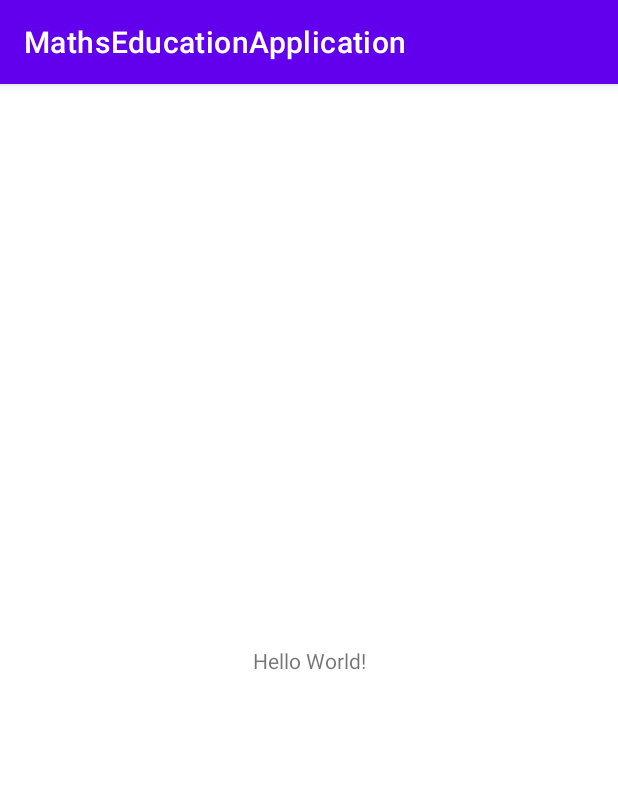
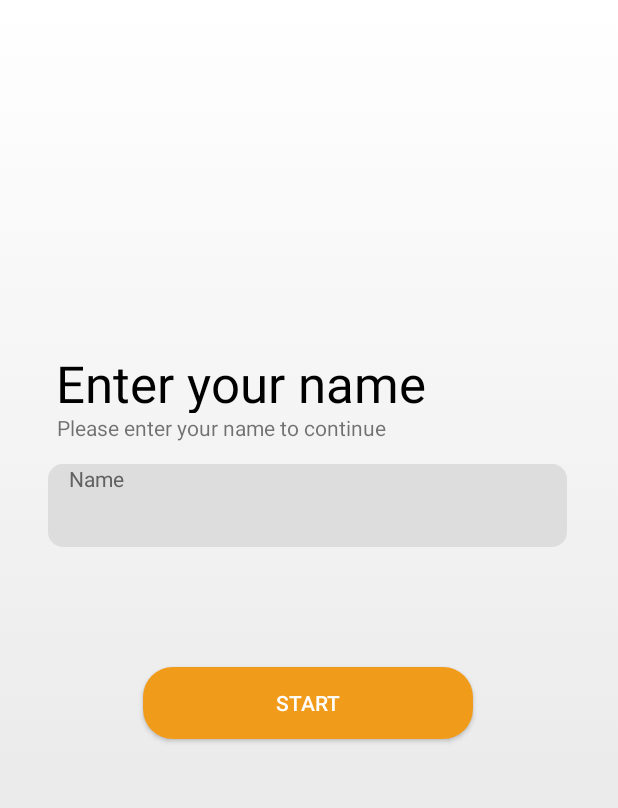
Before and after one commit to MaxMJH/MathsEducationApplication, an Android app: the screen it shows after launch (MainActivity), on a phone screen of 412 x 824 dp. Shown: the top 808 px of the screen. Run offline under Robolectric (Android 15) with nearby library versions, the phone set to English and light mode, and no system bars.

Commit message:
Added content to the first main activity in which the user enters their name. In order to have some asapect of validation, it is required that the user enters a name without any punctuation. The next activity will be the dashboard in which the user will be able to view their progress as well as take a test.

```diff
--- /dev/null
+++ b/app/src/main/java/com/mjh/mathseducationapplication/model/Answer.kt
@@ -0,0 +1,4 @@
+package com.mjh.mathseducationapplication.model
+
+data class Answer(val answerID: Int, val answer: String) {
+}
--- /dev/null
+++ b/app/src/main/java/com/mjh/mathseducationapplication/model/Question.kt
@@ -0,0 +1,4 @@
+package com.mjh.mathseducationapplication.model
+
+data class Question(val questionID: Int, val questionTitle: String, val questionAnswer: String) {
+}
--- /dev/null
+++ b/app/src/main/java/com/mjh/mathseducationapplication/model/Result.kt
@@ -0,0 +1,4 @@
+package com.mjh.mathseducationapplication.model
+
+data class Result(val resultID: Int, val studentID: Int, val testResult: Long) {
+}
--- /dev/null
+++ b/app/src/main/java/com/mjh/mathseducationapplication/model/Student.kt
@@ -0,0 +1,4 @@
+package com.mjh.mathseducationapplication.model
+
+data class Student(val studentID: Int, val studentName: String) {
+}
--- /dev/null
+++ b/app/src/main/java/com/mjh/mathseducationapplication/model/util/DatabaseHelper.kt
@@ -0,0 +1,9 @@
+package com.mjh.mathseducationapplication.model.util
+
+import android.content.Context
+import android.database.sqlite.SQLiteOpenHelper
+
+abstract class DatabaseHelper(context: Context, dbName: String, version: Int): SQLiteOpenHelper(context, dbName, null, version) {
+    /*---- Fields ----*/
+    abstract val tableName: String
+}
--- /dev/null
+++ b/app/src/main/res/drawable/button_start.xml
@@ -0,0 +1,9 @@
+<?xml version="1.0" encoding="utf-8"?>
+<shape xmlns:android="http://schemas.android.com/apk/res/android">
+    <solid android:color="#F19B1A" />
+    <corners
+        android:bottomRightRadius="20dp"
+        android:bottomLeftRadius="20dp"
+        android:topLeftRadius="20dp"
+        android:topRightRadius="20dp" />
+</shape>
--- /dev/null
+++ b/app/src/main/res/drawable/edit_text.xml
@@ -0,0 +1,9 @@
+<?xml version="1.0" encoding="utf-8"?>
+<shape xmlns:android="http://schemas.android.com/apk/res/android">
+    <solid android:color="#DDDDDD" />
+    <corners
+        android:bottomRightRadius="10dp"
+        android:bottomLeftRadius="10dp"
+        android:topLeftRadius="10dp"
+        android:topRightRadius="10dp" />
+</shape>
--- /dev/null
+++ b/app/src/main/res/drawable/gradient_background.xml
@@ -0,0 +1,12 @@
+<?xml version="1.0" encoding="utf-8"?>
+<selector xmlns:android="http://schemas.android.com/apk/res/android">
+    <item>
+        <shape>
+            <gradient
+                android:angle="270"
+                android:startColor="#FFFFFF"
+                android:endColor="#DFDFDF"
+                android:type="linear"/>
+        </shape>
+    </item>
+</selector>
--- a/app/src/main/res/layout/activity_main.xml
+++ b/app/src/main/res/layout/activity_main.xml
@@ -4,15 +4,89 @@
     xmlns:tools="http://schemas.android.com/tools"
     android:layout_width="match_parent"
     android:layout_height="match_parent"
+    android:background="@drawable/gradient_background"
     tools:context=".MainActivity">
 
+    <androidx.appcompat.widget.AppCompatButton
+        android:id="@+id/buttonStart"
+        android:layout_width="220dp"
+        android:layout_height="48dp"
+        android:layout_marginStart="95dp"
+        android:layout_marginTop="75dp"
+        android:layout_marginEnd="96dp"
+        android:background="@drawable/button_start"
+        android:onClick="start"
+        android:text="@string/buttonStart"
+        android:textColor="#FFFFFF"
+        app:layout_constraintEnd_toEndOf="parent"
+        app:layout_constraintHorizontal_bias="0.0"
+        app:layout_constraintStart_toStartOf="parent"
+        app:layout_constraintTop_toBottomOf="@+id/relativeLayout"
+        tools:ignore="TextContrastCheck" />
+
     <TextView
-        android:layout_width="wrap_content"
-        android:layout_height="wrap_content"
-        android:text="Hello World!"
-        app:layout_constraintBottom_toBottomOf="parent"
-        app:layout_constraintLeft_toLeftOf="parent"
-        app:layout_constraintRight_toRightOf="parent"
+        android:id="@+id/textViewPleaseEnterYourName"
+        android:layout_width="244dp"
+        android:layout_height="30dp"
+        android:layout_marginStart="32dp"
+        android:layout_marginEnd="135dp"
+        android:background="@android:color/transparent"
+        android:paddingLeft="6dp"
+        android:paddingBottom="10dp"
+        android:text="@string/textViewPleaseEnterYourName"
+        app:layout_constraintEnd_toEndOf="parent"
+        app:layout_constraintHorizontal_bias="0.0"
+        app:layout_constraintStart_toStartOf="parent"
+        app:layout_constraintTop_toBottomOf="@+id/textViewEnterYourName" />
+
+    <TextView
+        android:id="@+id/textViewEnterYourName"
+        android:layout_width="257dp"
+        android:layout_height="50dp"
+        android:layout_marginStart="32dp"
+        android:layout_marginTop="225dp"
+        android:layout_marginEnd="122dp"
+        android:paddingLeft="5dp"
+        android:paddingTop="7dp"
+        android:text="@string/textViewEnterYourName"
+        android:textColor="#000000"
+        android:textSize="34sp"
+        app:layout_constraintEnd_toEndOf="parent"
+        app:layout_constraintHorizontal_bias="0.0"
+        app:layout_constraintStart_toStartOf="parent"
         app:layout_constraintTop_toTopOf="parent" />
 
+    <RelativeLayout
+        android:id="@+id/relativeLayout"
+        android:layout_width="346dp"
+        android:layout_height="60dp"
+        android:layout_marginStart="32dp"
+        android:layout_marginTop="4dp"
+        android:layout_marginEnd="33dp"
+        android:elevation="10dp"
+        app:layout_constraintEnd_toEndOf="parent"
+        app:layout_constraintHorizontal_bias="0.0"
+        app:layout_constraintStart_toStartOf="parent"
+        app:layout_constraintTop_toBottomOf="@+id/textViewPleaseEnterYourName">
+
+        <EditText
+            android:id="@+id/editTextStudentName"
+            android:layout_width="match_parent"
+            android:layout_height="55dp"
+            android:background="@drawable/edit_text"
+            android:ems="10"
+            android:inputType="textPersonName"
+            android:paddingLeft="14dp"
+            tools:ignore="SpeakableTextPresentCheck" />
+
+        <TextView
+            android:id="@+id/textViewName"
+            android:layout_width="wrap_content"
+            android:layout_height="wrap_content"
+            android:paddingLeft="14dp"
+            android:paddingBottom="5dp"
+            android:text="@string/textViewName"
+            android:textColor="#616161" />
+    </RelativeLayout>
+
 </androidx.constraintlayout.widget.ConstraintLayout>
--- a/app/src/main/res/values/strings.xml
+++ b/app/src/main/res/values/strings.xml
@@ -1,3 +1,7 @@
 <resources>
     <string name="app_name">MathsEducationApplication</string>
+    <string name="textViewEnterYourName">Enter your name</string>
+    <string name="textViewPleaseEnterYourName">Please enter your name to continue</string>
+    <string name="textViewName">Name</string>
+    <string name="buttonStart">Start</string>
 </resources>
--- a/app/src/main/res/values/themes.xml
+++ b/app/src/main/res/values/themes.xml
@@ -1,6 +1,6 @@
 <resources xmlns:tools="http://schemas.android.com/tools">
     <!-- Base application theme. -->
-    <style name="Theme.MathsEducationApplication" parent="Theme.MaterialComponents.DayNight.DarkActionBar">
+    <style name="Theme.MathsEducationApplication" parent="Theme.MaterialComponents.DayNight.NoActionBar">
         <!-- Primary brand color. -->
         <item name="colorPrimary">@color/purple_500</item>
         <item name="colorPrimaryVariant">@color/purple_700</item>
```
Also changed, not shown: app/src/main/java/com/mjh/mathseducationapplication/MainActivity.kt (+20 -0 lines), app/src/main/java/com/mjh/mathseducationapplication/model/table/AnswerTable.kt (added, +29 -0 lines), app/src/main/java/com/mjh/mathseducationapplication/model/table/QuestionTable.kt (added, +32 -0 lines), app/src/main/java/com/mjh/mathseducationapplication/model/table/ResultTable.kt (added, +32 -0 lines), app/src/main/java/com/mjh/mathseducationapplication/model/table/StudentTable.kt (added, +101 -0 lines), app/src/main/java/com/mjh/mathseducationapplication/model/util/Validate.kt (added, +15 -0 lines).
